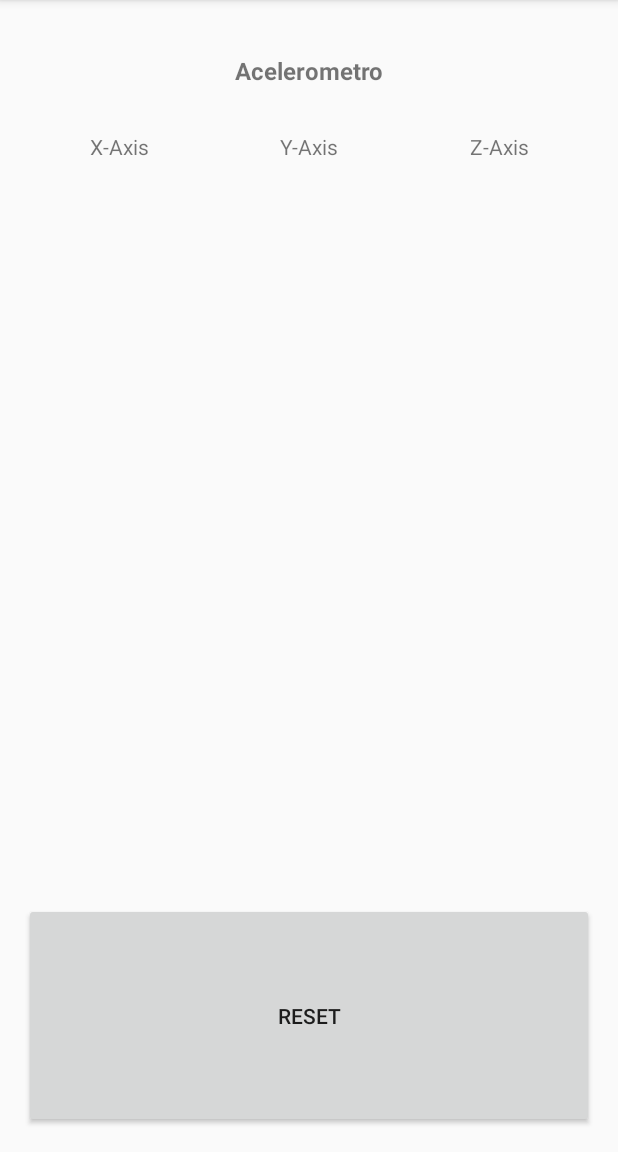
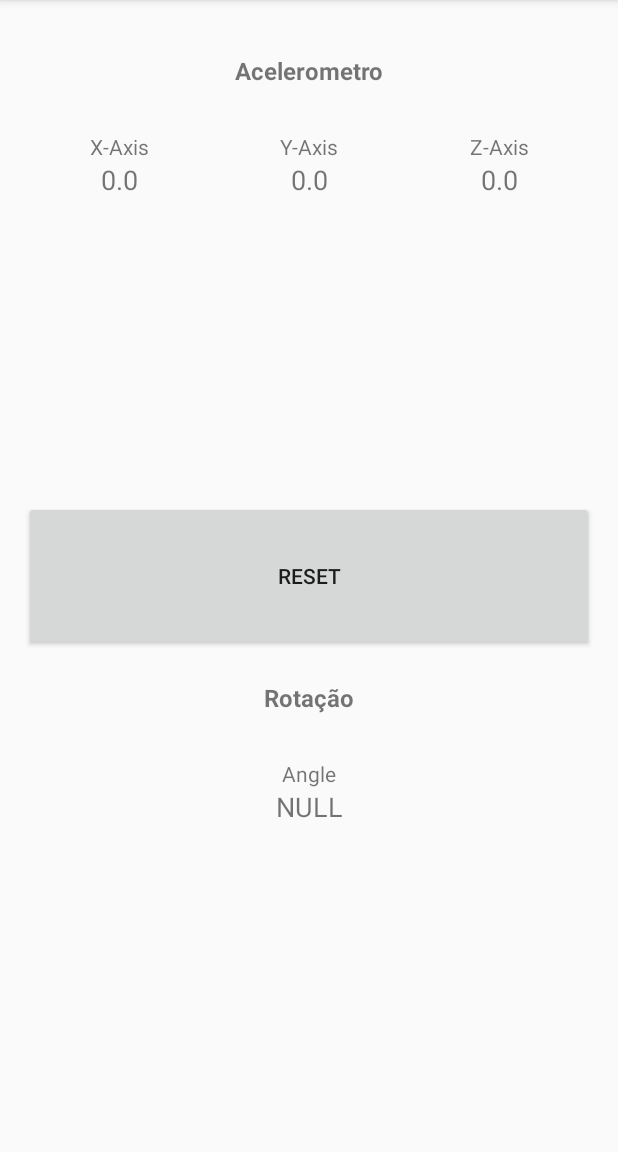
Before and after one commit to AndersonSacramento/SensorTrack, an Android app: the screen it shows after launch (MainActivity), on a phone screen of 412 x 824 dp, the part 84-1236 px from its top. Run offline under Robolectric (Android 15) with nearby library versions, the phone set to English and light mode, and no system bars.

Commit message:
Incluindo Orientation Change

```diff
--- a/app/src/main/java/com/sm/cm4/sensortrack/MainActivity.java
+++ b/app/src/main/java/com/sm/cm4/sensortrack/MainActivity.java
@@ -1,55 +1,85 @@
 package com.sm.cm4.sensortrack;
-
 import android.content.Context;
 import android.hardware.Sensor;
 import android.hardware.SensorEvent;
 import android.hardware.SensorEventListener;
 import android.hardware.SensorManager;
+import android.os.Bundle;
 import android.support.v7.app.ActionBarActivity;
-import android.os.Bundle;
+import android.util.Log;
 import android.view.Menu;
 import android.view.MenuItem;
+import android.view.OrientationEventListener;
 import android.view.View;
 import android.widget.TextView;
 import android.widget.Toast;
 
+import java.util.List;
 
-public class MainActivity extends ActionBarActivity  implements SensorEventListener {
+
+public class MainActivity extends ActionBarActivity implements SensorEventListener {
 
     private SensorManager mSensorManager;
+    //accelerometer
     private Sensor mAccelerometer;
-    private float[] gravity = {0.0f,0.0f,0.0f};;
-    private float[] linear_acceleration = {0.0f,0.0f,0.0f};
-    private float[] last_linear_acceleration = {0.0f,0.0f,0.0f};
-    private float[] delta = {0.0f,0.0f,0.0f};
-    private float[] curDelta = {0.0f,0.0f,0.0f};
-
+    private float[] gravity = {0.0f, 0.0f, 0.0f};
+    private float[] linear_acceleration = {0.0f, 0.0f, 0.0f};
+    private float[] last_linear_acceleration = {0.0f, 0.0f, 0.0f};
+    private float[] delta = {0.0f, 0.0f, 0.0f};
+    private float[] curDelta = {0.0f, 0.0f, 0.0f};
     private TextView textX, textY, textZ;
+    //orientation
+    OrientationEventListener mOrientationEventListener;
+    private TextView textAngle;
 
     @Override
     protected void onCreate(Bundle savedInstanceState) {
         super.onCreate(savedInstanceState);
         setContentView(R.layout.activity_main);
 
+        this.textX = (TextView) findViewById(R.id.x_axis);
+        this.textY = (TextView) findViewById(R.id.y_axis);
+        this.textZ = (TextView) findViewById(R.id.z_axis);
+        this.textAngle = (TextView) this.findViewById(R.id.angle);
+
+
+
         mSensorManager = (SensorManager) getSystemService(Context.SENSOR_SERVICE);
+
+        //**** acelerometro *******
+
         mAccelerometer = mSensorManager.getDefaultSensor(Sensor.TYPE_ACCELEROMETER);
 
-        if (mAccelerometer != null){
-            //Tem acelerometro
+        this.textX.setText("0.0");
+        this.textY.setText("0.0");
+        this.textZ.setText("0.0");
 
-            this.textX= (TextView)findViewById(R.id.x_axis);
-            this.textY= (TextView)findViewById(R.id.y_axis);
-            this.textZ= (TextView)findViewById(R.id.z_axis);
+        //**** orientation *******
 
-            this.textX.setText("0.0");
-            this.textY.setText("0.0");
-            this.textZ.setText("0.0");
+        this.textAngle.setText("NULL");
+
+        mOrientationEventListener = new OrientationEventListener(this, SensorManager.SENSOR_DELAY_NORMAL) {
+
+            @Override
+            public void onOrientationChanged(int arg0) {
+                textAngle.setText("Orientation: " + String.valueOf(arg0));
+            }
+        };
+
+        if (mOrientationEventListener.canDetectOrientation()) {
+            Toast.makeText(this, "Can DetectOrientation", Toast.LENGTH_LONG).show();
+            mOrientationEventListener.enable();
+        } else {
+            Toast.makeText(this, "Can't DetectOrientation", Toast.LENGTH_LONG).show();
         }
-        else {
-            //Nao ha acelerometro
-            Toast t = Toast.makeText(this,"NAO HA ACELEROMETRO",Toast.LENGTH_SHORT);
-            t.show();
+
+        //**** Detecta sensores do dispositivo *******
+        List<Sensor> sensors = mSensorManager.getSensorList(Sensor.TYPE_ALL);
+        for (Sensor sensor : sensors) {
+            Log.d("Sensors", "" + sensor.getName());
         }
+
+
     }
 
     @Override
@@ -78,12 +108,14 @@ public class MainActivity extends ActionBarActivity  implements SensorEventListe
     protected void onResume() {
         super.onResume();
         mSensorManager.registerListener(this, mAccelerometer, SensorManager.SENSOR_DELAY_NORMAL);
+        mOrientationEventListener.enable();
     }
 
     @Override
     protected void onPause() {
         super.onPause();
         mSensorManager.unregisterListener(this);
+        mOrientationEventListener.disable();
     }
 
     @Override
@@ -91,7 +123,8 @@ public class MainActivity extends ActionBarActivity  implements SensorEventListe
         // Do something here if sensor accuracy changes.
     }
 
-    public void onSensorChanged(SensorEvent event){
+    public void onSensorChanged(SensorEvent event) {
+
 
         //************* Google Code *********************
 
@@ -119,17 +152,17 @@ public class MainActivity extends ActionBarActivity  implements SensorEventListe
         delta[2] = Math.abs(last_linear_acceleration[2] - linear_acceleration[2]);
 
 
-        if (delta[0] > curDelta[0]){
+        if (delta[0] > curDelta[0]) {
             curDelta[0] = delta[0];
             this.textX.setText(Float.toString(curDelta[0]));
         }
 
-        if (delta[1] > curDelta[1]){
+        if (delta[1] > curDelta[1]) {
             curDelta[1] = delta[1];
             this.textY.setText(Float.toString(curDelta[1]));
         }
 
-        if (delta[2] > curDelta[2]){
+        if (delta[2] > curDelta[2]) {
             curDelta[2] = delta[2];
             this.textZ.setText(Float.toString(curDelta[2]));
         }
@@ -144,7 +177,8 @@ public class MainActivity extends ActionBarActivity  implements SensorEventListe
 
     }
 
-    public void onClickReset(View v){
+
+    public void onClickResetAccelerometer(View v) {
         curDelta[0] = 0.0f;
         curDelta[1] = 0.0f;
         curDelta[2] = 0.0f;
@@ -152,6 +186,11 @@ public class MainActivity extends ActionBarActivity  implements SensorEventListe
         this.textX.setText(Float.toString(curDelta[0]));
         this.textY.setText(Float.toString(curDelta[1]));
         this.textZ.setText(Float.toString(curDelta[2]));
+    }
+
+    public void onClickResetRotation(View v) {
+        this.textAngle.setText("NULL");
+
     }
 
     /*
--- a/app/src/main/res/layout/activity_main.xml
+++ b/app/src/main/res/layout/activity_main.xml
@@ -1,71 +1,130 @@
+
 <LinearLayout xmlns:android="http://schemas.android.com/apk/res/android"
     xmlns:tools="http://schemas.android.com/tools"
+    android:layout_width="match_parent"
+    android:layout_height="match_parent"
     android:orientation="vertical"
-    android:layout_width="match_parent"
-    android:layout_height="match_parent" android:paddingLeft="@dimen/activity_horizontal_margin"
+    android:paddingBottom="@dimen/activity_vertical_margin"
+    android:paddingLeft="@dimen/activity_horizontal_margin"
     android:paddingRight="@dimen/activity_horizontal_margin"
     android:paddingTop="@dimen/activity_vertical_margin"
-    android:paddingBottom="@dimen/activity_vertical_margin" tools:context=".MainActivity">
+    tools:context=".MainActivity">
+
     <TextView
-        android:paddingTop="20dip"
         android:layout_width="fill_parent"
         android:layout_height="wrap_content"
+        android:layout_marginBottom="20dp"
+        android:gravity="center"
+        android:paddingTop="20dip"
+        android:text="Acelerometro"
         android:textSize="16sp"
-        android:textStyle="bold"
-        android:gravity="center"
-        android:text="Acelerometro"
-        android:layout_marginBottom="20dp"/>
+        android:textStyle="bold" />
+
     <TableLayout
-        android:paddingTop="10dip"
         android:layout_width="fill_parent"
         android:layout_height="wrap_content"
-        android:stretchColumns="*"
-        android:layout_weight="1">
+        android:layout_weight="1"
+        android:paddingTop="10dip"
+        android:stretchColumns="*">
+
         <TableRow>
+
             <TextView
                 android:layout_width="wrap_content"
                 android:layout_height="wrap_content"
-                android:textSize="14sp"
+                android:gravity="center"
                 android:text="X-Axis"
-                android:gravity="center"/>
+                android:textSize="14sp" />
+
             <TextView
                 android:layout_width="wrap_content"
                 android:layout_height="wrap_content"
-                android:textSize="14sp"
+                android:gravity="center"
                 android:text="Y-Axis"
-                android:gravity="center"/>
+                android:textSize="14sp" />
+
             <TextView
                 android:layout_width="wrap_content"
                 android:layout_height="wrap_content"
-                android:textSize="14sp"
+                android:gravity="center"
                 android:text="Z-Axis"
-                android:gravity="center"/>
+                android:textSize="14sp" />
         </TableRow>
+
         <TableRow>
+
+            <TextView
+                android:id="@+id/x_axis"
+                android:layout_width="wrap_content"
+                android:layout_height="wrap_content"
+                android:gravity="center"
+                android:textSize="18sp" />
+
+            <TextView
+                android:id="@+id/y_axis"
+                android:layout_width="wrap_content"
+                android:layout_height="wrap_content"
+                android:gravity="center"
+                android:textSize="18sp" />
+
+            <TextView
+                android:id="@+id/z_axis"
+                android:layout_width="wrap_content"
+                android:layout_height="wrap_content"
+                android:gravity="center"
+                android:textSize="18sp" />
+        </TableRow>
+    </TableLayout>
+
+    <Button
+        android:layout_width="match_parent"
+        android:layout_height="100dp"
+        android:onClick="onClickResetAccelerometer"
+        android:text="RESET" />
+
+    <TextView
+        android:layout_width="fill_parent"
+        android:layout_height="wrap_content"
+        android:layout_marginBottom="20dp"
+        android:gravity="center"
+        android:paddingTop="20dip"
+        android:text="Rotação"
+        android:textSize="16sp"
+        android:textStyle="bold" />
+
+    <TableLayout
+        android:layout_width="fill_parent"
+        android:layout_height="wrap_content"
+        android:layout_weight="1"
+        android:paddingTop="10dip"
+        android:stretchColumns="*">
+
+        <TableRow>
+
             <TextView
                 android:layout_width="wrap_content"
                 android:layout_height="wrap_content"
-                android:id="@+id/x_axis"
-                android:textSize="18sp"
-                android:gravity="center"/>
+                android:gravity="center"
+                android:text="Angle"
+                android:textSize="14sp" />
+        </TableRow>
+
+        <TableRow>
+
             <TextView
+                android:id="@+id/angle"
                 android:layout_width="wrap_content"
                 android:layout_height="wrap_content"
-                android:id="@+id/y_axis"
-                android:textSize="18sp"
-                android:gravity="center"/>
-            <TextView
-                android:layout_width="wrap_content"
-                android:layout_height="wrap_content"
-                android:id="@+id/z_axis"
-                android:textSize="18sp"
-                android:gravity="center"/>
+                android:gravity="center"
+                android:textSize="18sp" />
         </TableRow>
     </TableLayout>
-    <Button
-        android:layout_width="match_parent"
-        android:layout_height="150dp"
-        android:text="RESET"
-        android:onClick="onClickReset"/>
+    <!--
+        <Button
+            android:layout_width="match_parent"
+            android:layout_height="100dp"
+            android:onClick="onClickResetRotation"
+            android:text="RESET" />
+            -->
 
 </LinearLayout>
```
Also changed, not shown: 1 other file.
